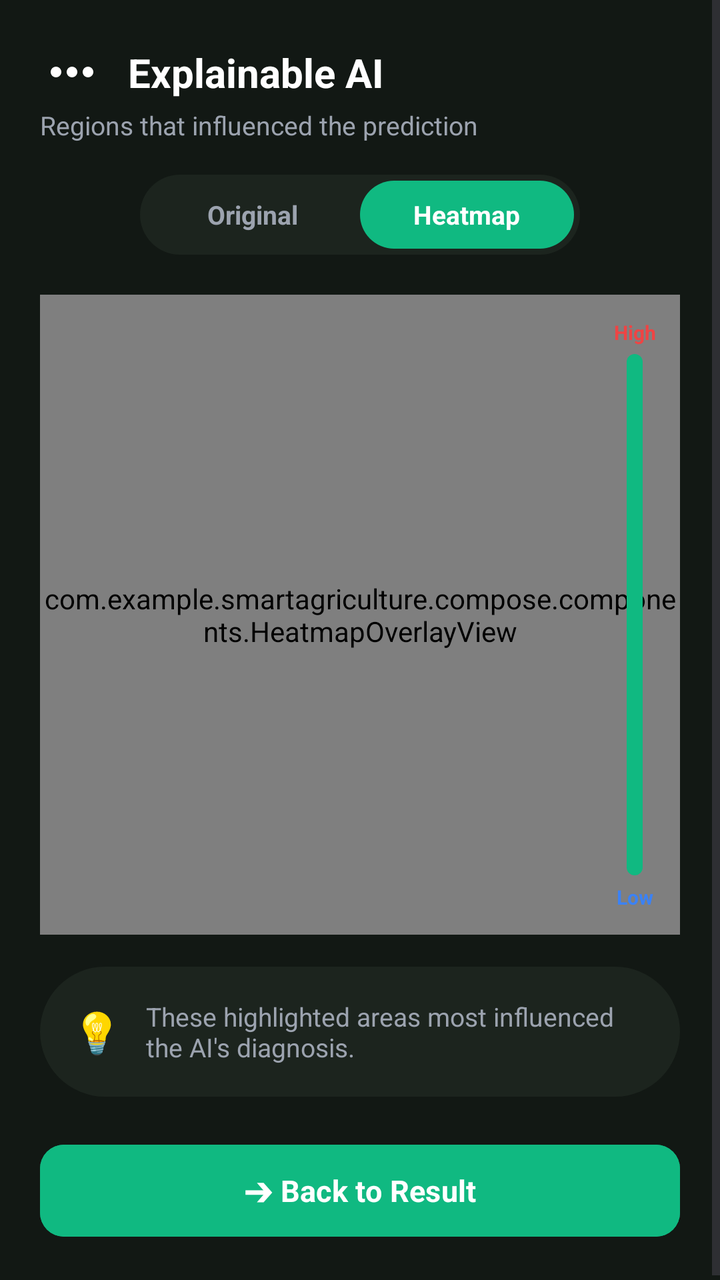
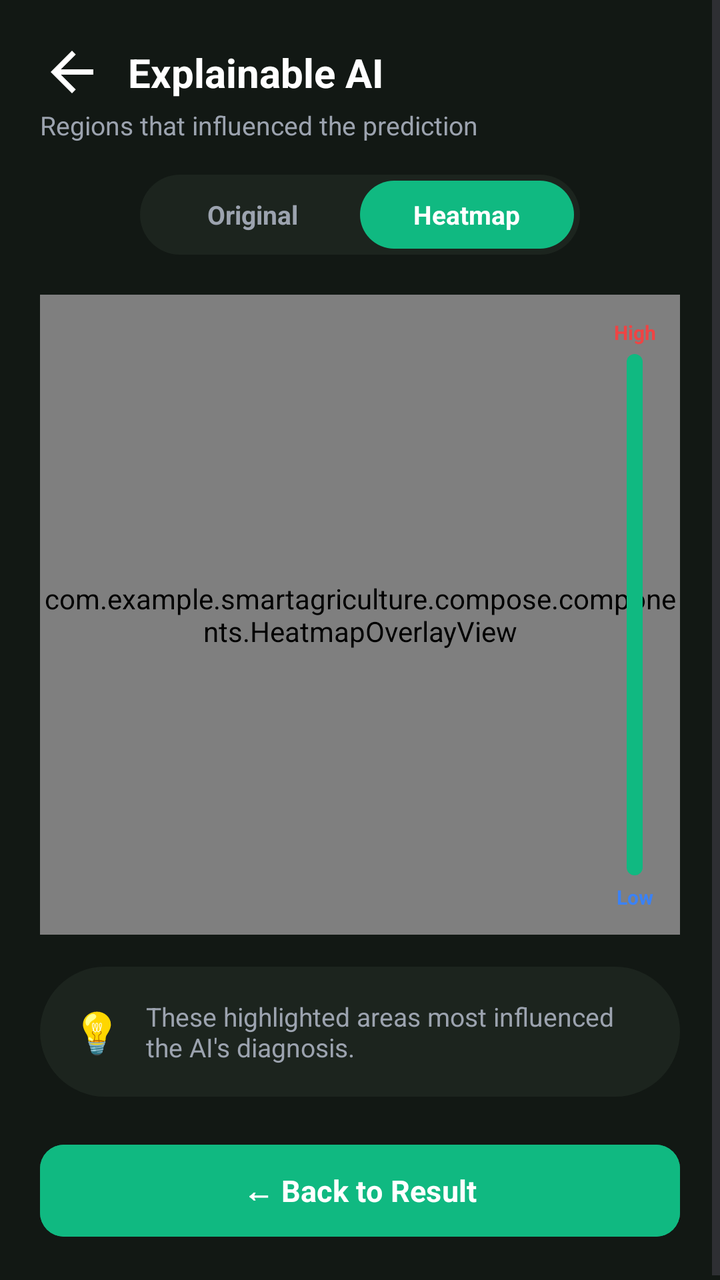

The first picture is an Android layout as it rendered before a commit; the second is the same layout after the commit. The layout source and the unified diff follow.
<!-- AndroidManifest.xml: application theme Theme.SmartAgriculture -->
<!-- res/layout/fragment_scan_heatmap.xml -->
<?xml version="1.0" encoding="utf-8"?>
<ScrollView xmlns:android="http://schemas.android.com/apk/res/android"
    xmlns:app="http://schemas.android.com/apk/res-auto"
    android:layout_width="match_parent"
    android:layout_height="match_parent"
    android:background="#121814"
    android:fillViewport="true">

    <androidx.constraintlayout.widget.ConstraintLayout
        android:layout_width="match_parent"
        android:layout_height="wrap_content"
        android:padding="20dp">

        
        <ImageView
            android:id="@+id/btnBack"
            android:layout_width="32dp"
            android:layout_height="32dp"
            android:src="@drawable/ic_more"
            app:layout_constraintStart_toStartOf="parent"
            app:layout_constraintTop_toTopOf="parent"
            app:tint="#FFFFFF" />

        <TextView
            android:id="@+id/tvTitle"
            android:layout_width="wrap_content"
            android:layout_height="wrap_content"
            android:layout_marginStart="12dp"
            android:text="Explainable AI"
            android:textColor="#FFFFFF"
            android:textSize="20sp"
            android:textStyle="bold"
            app:layout_constraintBottom_toBottomOf="@id/btnBack"
            app:layout_constraintStart_toEndOf="@id/btnBack"
            app:layout_constraintTop_toTopOf="@id/btnBack" />

        <TextView
            android:id="@+id/tvSubtitle"
            android:layout_width="wrap_content"
            android:layout_height="wrap_content"
            android:layout_marginTop="4dp"
            android:text="Regions that influenced the prediction"
            android:textColor="#9CA3AF"
            android:textSize="13sp"
            app:layout_constraintStart_toStartOf="parent"
            app:layout_constraintTop_toBottomOf="@id/tvTitle" />

        
        <LinearLayout
            android:id="@+id/toggleGroup"
            android:layout_width="220dp"
            android:layout_height="40dp"
            android:layout_marginTop="16dp"
            android:background="@drawable/rounded_button"
            android:backgroundTint="#1C241E"
            android:orientation="horizontal"
            android:padding="3dp"
            app:layout_constraintEnd_toEndOf="parent"
            app:layout_constraintStart_toStartOf="parent"
            app:layout_constraintTop_toBottomOf="@id/tvSubtitle">

            <TextView
                android:id="@+id/btnToggleOriginal"
                android:layout_width="0dp"
                android:layout_height="match_parent"
                android:layout_weight="1"
                android:gravity="center"
                android:text="Original"
                android:textColor="#9CA3AF"
                android:textSize="13sp"
                android:textStyle="bold" />

            <TextView
                android:id="@+id/btnToggleHeatmap"
                android:layout_width="0dp"
                android:layout_height="match_parent"
                android:layout_weight="1"
                android:background="@drawable/rounded_button"
                android:backgroundTint="#10B981"
                android:gravity="center"
                android:text="Heatmap"
                android:textColor="#FFFFFF"
                android:textSize="13sp"
                android:textStyle="bold" />
        </LinearLayout>

        
        <FrameLayout
            android:id="@+id/heatmapContainer"
            android:layout_width="0dp"
            android:layout_height="320dp"
            android:layout_marginTop="20dp"
            android:background="@drawable/rounded_button"
            android:backgroundTint="#1C241E"
            app:layout_constraintEnd_toEndOf="parent"
            app:layout_constraintStart_toStartOf="parent"
            app:layout_constraintTop_toBottomOf="@id/toggleGroup">

            
            <ImageView
                android:id="@+id/ivOriginalLeaf"
                android:layout_width="match_parent"
                android:layout_height="match_parent"
                android:scaleType="centerCrop"
                android:src="@drawable/bg_1" />

            
            <com.example.smartagriculture.compose.components.HeatmapOverlayView
                android:id="@+id/heatmapOverlay"
                android:layout_width="match_parent"
                android:layout_height="match_parent" />

            
            <LinearLayout
                android:layout_width="wrap_content"
                android:layout_height="match_parent"
                android:layout_gravity="end"
                android:layout_margin="12dp"
                android:gravity="center_horizontal"
                android:orientation="vertical">

                <TextView
                    android:layout_width="wrap_content"
                    android:layout_height="wrap_content"
                    android:text="High"
                    android:textColor="#EF4444"
                    android:textSize="10sp"
                    android:textStyle="bold" />

                <View
                    android:layout_width="8dp"
                    android:layout_height="0dp"
                    android:layout_marginVertical="4dp"
                    android:layout_weight="1"
                    android:background="@drawable/rounded_button"
                    android:backgroundTint="#10B981" />

                <TextView
                    android:layout_width="wrap_content"
                    android:layout_height="wrap_content"
                    android:text="Low"
                    android:textColor="#3B82F6"
                    android:textSize="10sp"
                    android:textStyle="bold" />
            </LinearLayout>

        </FrameLayout>

        
        <LinearLayout
            android:id="@+id/cardHeatmapNote"
            android:layout_width="0dp"
            android:layout_height="wrap_content"
            android:layout_marginTop="16dp"
            android:background="@drawable/rounded_button"
            android:backgroundTint="#1C241E"
            android:gravity="center_vertical"
            android:orientation="horizontal"
            android:padding="16dp"
            app:layout_constraintEnd_toEndOf="parent"
            app:layout_constraintStart_toStartOf="parent"
            app:layout_constraintTop_toBottomOf="@id/heatmapContainer">

            <TextView
                android:layout_width="wrap_content"
                android:layout_height="wrap_content"
                android:text="💡"
                android:textSize="20sp" />

            <TextView
                android:id="@+id/tvHeatmapNoteText"
                android:layout_width="0dp"
                android:layout_height="wrap_content"
                android:layout_marginStart="12dp"
                android:layout_weight="1"
                android:text="These highlighted areas most influenced the AI's diagnosis."
                android:textColor="#9CA3AF"
                android:textSize="13sp" />
        </LinearLayout>

        
        <Button
            android:id="@+id/btnBackToResult"
            android:layout_width="0dp"
            android:layout_height="54dp"
            android:layout_marginTop="20dp"
            android:backgroundTint="#10B981"
            android:text="➔ Back to Result"
            android:textColor="#FFFFFF"
            android:textSize="15sp"
            android:textStyle="bold"
            app:cornerRadius="12dp"
            app:layout_constraintEnd_toEndOf="parent"
            app:layout_constraintStart_toStartOf="parent"
            app:layout_constraintTop_toBottomOf="@id/cardHeatmapNote" />

    </androidx.constraintlayout.widget.ConstraintLayout>
</ScrollView>
<!-- resources referenced by this layout -->
<resources>
  <!-- drawable bg_1: jpeg bitmap (drawable, 298272 bytes) -->
  <!-- drawable ic_more (drawable) -->
  <vector xmlns:android="http://schemas.android.com/apk/res/android"
      android:width="24dp"
      android:height="24dp"
      android:viewportWidth="24.0"
      android:viewportHeight="24.0">
      <path
          android:fillColor="#FF000000"
          android:pathData="M6,10c-1.1,0 -2,0.9 -2,2s0.9,2 2,2 2,-0.9 2,-2 -0.9,-2 -2,-2zm12,0c-1.1,0 -2,0.9 -2,2s0.9,2 2,2 2,-0.9 2,-2 -0.9,-2 -2,-2zm-6,0c-1.1,0 -2,0.9 -2,2s0.9,2 2,2 2,-0.9 2,-2 -0.9,-2 -2,-2z"/>
  </vector>
  <!-- drawable rounded_button (drawable) -->
  <?xml version="1.0" encoding="utf-8"?>
  <shape xmlns:android="http://schemas.android.com/apk/res/android"
      android:shape="rectangle">
      <solid android:color="#FFFFFF"/>
      <corners android:radius="50dp"/>
  </shape>
  <style name="Theme.SmartAgriculture" parent="Base.Theme.SmartAgriculture" />
  <style name="Base.Theme.SmartAgriculture" parent="Theme.Material3.DayNight.NoActionBar">
          
          <item name="colorPrimary">@color/colorPrimary</item>
          <item name="colorPrimaryVariant">@color/colorPrimaryVariant</item>
          <item name="colorOnPrimary">@color/colorOnPrimary</item>
          
          
          <item name="colorSecondary">@color/colorSecondary</item>
          <item name="colorSecondaryVariant">@color/colorSecondaryVariant</item>
          <item name="colorOnSecondary">@color/colorOnSecondary</item>
          
          
          <item name="android:colorBackground">#121814</item>
          <item name="colorSurface">#1C241E</item>
          <item name="colorSurfaceVariant">#242E27</item>
          <item name="colorOnSurface">#FFFFFF</item>
          <item name="colorOnSurfaceVariant">#9CA3AF</item>
  
          
          <item name="android:windowFullscreen">true</item>
  
          
          <item name="fontFamily">sans-serif</item>
      </style>
  <color name="colorPrimary">#2E7D32</color>
  <color name="colorPrimaryVariant">#1B5E20</color>
  <color name="colorOnPrimary">#FFFFFF</color>
  <color name="colorSecondary">#81C784</color>
  <color name="colorSecondaryVariant">#66BB6A</color>
  <color name="colorOnSecondary">#000000</color>
</resources>

<!-- the commit's change to res/layout/fragment_scan_heatmap.xml (unified diff, before → after) -->
@@ -16,7 +16,7 @@
             android:id="@+id/btnBack"
             android:layout_width="32dp"
             android:layout_height="32dp"
-            android:src="@drawable/ic_more"
+            android:src="@drawable/ic_arrow_back"
             app:layout_constraintStart_toStartOf="parent"
             app:layout_constraintTop_toTopOf="parent"
             app:tint="#FFFFFF" />
@@ -185,7 +185,7 @@
             android:layout_height="54dp"
             android:layout_marginTop="20dp"
             android:backgroundTint="#10B981"
-            android:text="➔ Back to Result"
+            android:text="← Back to Result"
             android:textColor="#FFFFFF"
             android:textSize="15sp"
             android:textStyle="bold"
<!-- resource entries referenced after the edit -->
@@ -1,15 +1,15 @@
 <!-- resources referenced by this layout -->
 <resources>
   <!-- drawable bg_1: jpeg bitmap (drawable, 298272 bytes) -->
-  <!-- drawable ic_more (drawable) -->
+  <!-- drawable ic_arrow_back (drawable) -->
   <vector xmlns:android="http://schemas.android.com/apk/res/android"
       android:width="24dp"
       android:height="24dp"
-      android:viewportWidth="24.0"
-      android:viewportHeight="24.0">
+      android:viewportWidth="24"
+      android:viewportHeight="24">
       <path
-          android:fillColor="#FF000000"
-          android:pathData="M6,10c-1.1,0 -2,0.9 -2,2s0.9,2 2,2 2,-0.9 2,-2 -0.9,-2 -2,-2zm12,0c-1.1,0 -2,0.9 -2,2s0.9,2 2,2 2,-0.9 2,-2 -0.9,-2 -2,-2zm-6,0c-1.1,0 -2,0.9 -2,2s0.9,2 2,2 2,-0.9 2,-2 -0.9,-2 -2,-2z"/>
+          android:fillColor="#FFFFFF"
+          android:pathData="M20,11H7.83l5.59,-5.59L12,4l-8,8 8,8 1.41,-1.41L7.83,13H20v-2z" />
   </vector>
   <!-- drawable rounded_button (drawable) -->
   <?xml version="1.0" encoding="utf-8"?>
